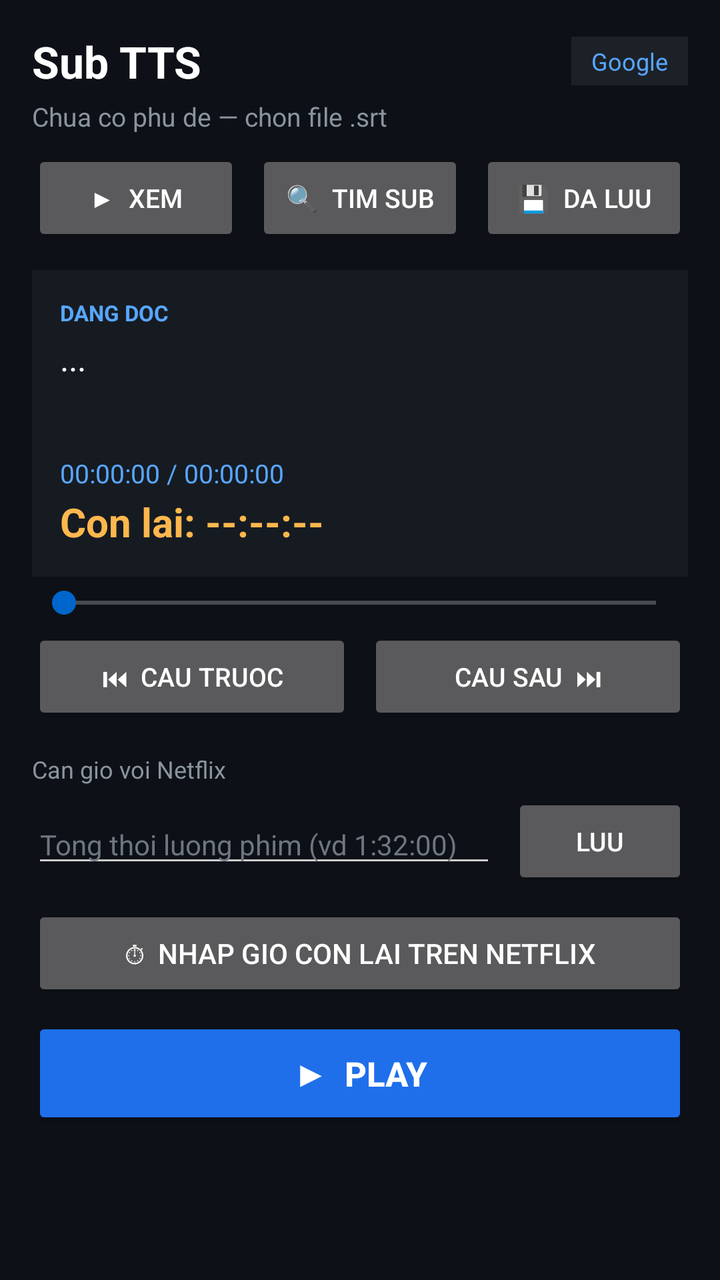
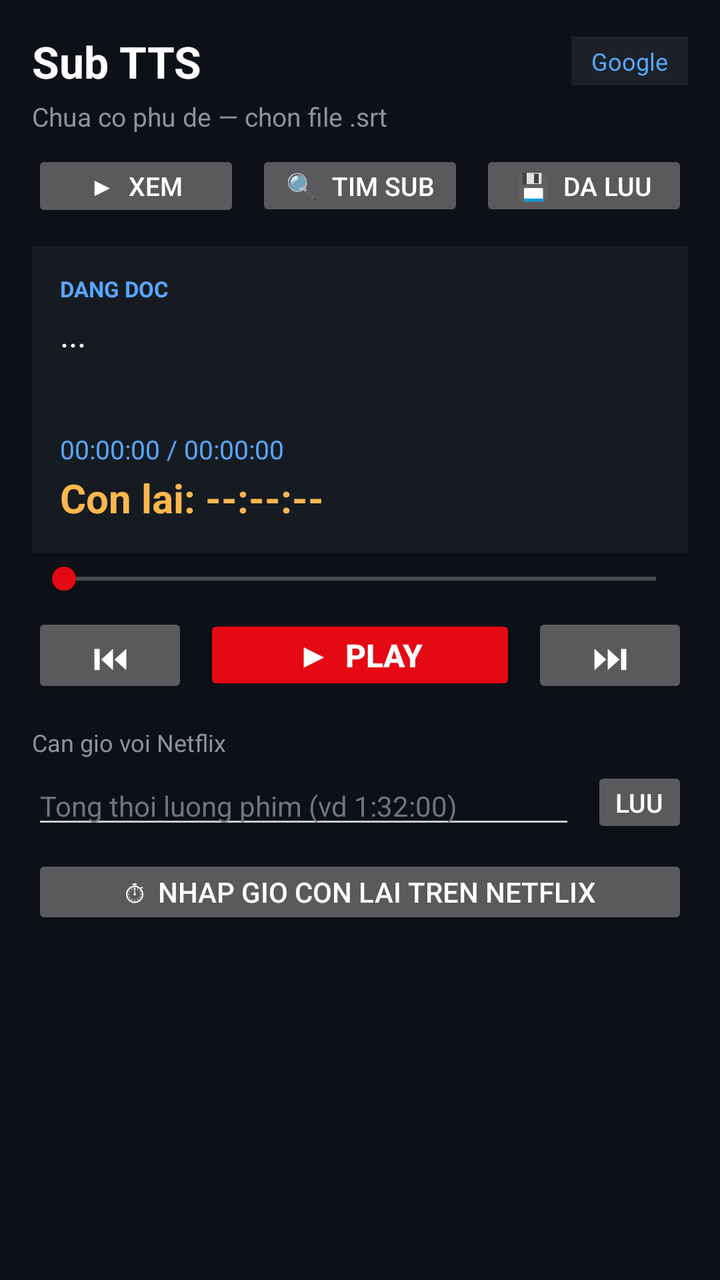

Before-and-after screenshots of an Android layout around one commit, followed by the original layout XML and the change that was made.
<!-- AndroidManifest.xml: application theme Theme.WebTTS -->
<!-- res/layout/activity_main.xml -->
<?xml version="1.0" encoding="utf-8"?>
<ScrollView xmlns:android="http://schemas.android.com/apk/res/android"
    android:layout_width="match_parent"
    android:layout_height="match_parent"
    android:background="#0D1117"
    android:fillViewport="true">

    <LinearLayout
        android:layout_width="match_parent"
        android:layout_height="wrap_content"
        android:orientation="vertical"
        android:padding="16dp">

        
        <LinearLayout
            android:layout_width="match_parent"
            android:layout_height="wrap_content"
            android:gravity="center_vertical"
            android:orientation="horizontal">

            <TextView
                android:layout_width="0dp"
                android:layout_height="wrap_content"
                android:layout_weight="1"
                android:text="Sub TTS"
                android:textColor="#FFFFFF"
                android:textSize="22sp"
                android:textStyle="bold" />

            <TextView
                android:id="@+id/tvVoiceBadge"
                android:layout_width="wrap_content"
                android:layout_height="wrap_content"
                android:background="#1C2128"
                android:paddingLeft="10dp"
                android:paddingRight="10dp"
                android:paddingTop="4dp"
                android:paddingBottom="4dp"
                android:text="Google"
                android:textColor="#58A6FF"
                android:textSize="12sp" />
        </LinearLayout>

        <TextView
            android:id="@+id/tvStatus"
            android:layout_width="wrap_content"
            android:layout_height="wrap_content"
            android:layout_marginTop="4dp"
            android:text="Chua co phu de — chon file .srt"
            android:textColor="#8B949E"
            android:textSize="13sp" />

        
        <LinearLayout
            android:layout_width="match_parent"
            android:layout_height="wrap_content"
            android:layout_marginTop="8dp"
            android:orientation="horizontal">

            <Button
                android:id="@+id/btnTabWatch"
                android:layout_width="0dp"
                android:layout_height="wrap_content"
                android:layout_weight="1"
                android:text="▶  Xem"
                android:textSize="13sp" />

            <Button
                android:id="@+id/btnTabSearch"
                android:layout_width="0dp"
                android:layout_height="wrap_content"
                android:layout_marginStart="8dp"
                android:layout_weight="1"
                android:text="🔍  Tim sub"
                android:textSize="13sp" />

            <Button
                android:id="@+id/btnTabSaved"
                android:layout_width="0dp"
                android:layout_height="wrap_content"
                android:layout_marginStart="8dp"
                android:layout_weight="1"
                android:text="💾  Da luu"
                android:textSize="13sp" />
        </LinearLayout>

        
        <LinearLayout
            android:id="@+id/paneWatch"
            android:layout_width="match_parent"
            android:layout_height="wrap_content"
            android:orientation="vertical">

        
        <LinearLayout
            android:layout_width="match_parent"
            android:layout_height="wrap_content"
            android:layout_marginTop="12dp"
            android:background="#161B22"
            android:orientation="vertical"
            android:padding="14dp">

            <TextView
                android:layout_width="wrap_content"
                android:layout_height="wrap_content"
                android:text="DANG DOC"
                android:textColor="#58A6FF"
                android:textSize="11sp"
                android:textStyle="bold" />

            <TextView
                android:id="@+id/tvCue"
                android:layout_width="match_parent"
                android:layout_height="wrap_content"
                android:layout_marginTop="4dp"
                android:minHeight="56dp"
                android:maxLines="4"
                android:ellipsize="end"
                android:text="..."
                android:textColor="#FFFFFF"
                android:textSize="17sp" />

            <TextView
                android:id="@+id/tvTime"
                android:layout_width="wrap_content"
                android:layout_height="wrap_content"
                android:layout_marginTop="4dp"
                android:text="00:00:00 / 00:00:00"
                android:textColor="#58A6FF"
                android:textSize="13sp" />

            <TextView
                android:id="@+id/tvRemain"
                android:layout_width="wrap_content"
                android:layout_height="wrap_content"
                android:layout_marginTop="2dp"
                android:text="Con lai: --:--:--"
                android:textColor="#FFB74D"
                android:textSize="20sp"
                android:textStyle="bold" />
        </LinearLayout>

        <SeekBar
            android:id="@+id/seekPos"
            android:layout_width="match_parent"
            android:layout_height="wrap_content"
            android:layout_marginTop="4dp"
            android:max="1000" />

        
        <LinearLayout
            android:layout_width="match_parent"
            android:layout_height="wrap_content"
            android:layout_marginTop="4dp"
            android:orientation="horizontal">

            <Button
                android:id="@+id/btnPrevCue"
                android:layout_width="0dp"
                android:layout_height="wrap_content"
                android:layout_weight="1"
                android:text="⏮  Cau truoc"
                android:textSize="13sp" />

            <Button
                android:id="@+id/btnNextCue"
                android:layout_width="0dp"
                android:layout_height="wrap_content"
                android:layout_marginStart="8dp"
                android:layout_weight="1"
                android:text="Cau sau  ⏭"
                android:textSize="13sp" />
        </LinearLayout>

        
        <TextView
            android:layout_width="wrap_content"
            android:layout_height="wrap_content"
            android:layout_marginTop="14dp"
            android:text="Can gio voi Netflix"
            android:textColor="#8B949E"
            android:textSize="12sp" />

        <LinearLayout
            android:layout_width="match_parent"
            android:layout_height="wrap_content"
            android:layout_marginTop="4dp"
            android:gravity="center_vertical"
            android:orientation="horizontal">

            <EditText
                android:id="@+id/etTotalLen"
                android:layout_width="0dp"
                android:layout_height="wrap_content"
                android:layout_weight="1"
                android:hint="Tong thoi luong phim (vd 1:32:00)"
                android:inputType="text"
                android:textColor="#FFFFFF"
                android:textColorHint="#6E7681"
                android:textSize="14sp" />

            <Button
                android:id="@+id/btnSetTotal"
                android:layout_width="wrap_content"
                android:layout_height="wrap_content"
                android:layout_marginStart="8dp"
                android:text="Luu"
                android:textSize="13sp" />
        </LinearLayout>

        <Button
            android:id="@+id/btnJumpRemain"
            android:layout_width="match_parent"
            android:layout_height="wrap_content"
            android:layout_marginTop="8dp"
            android:text="⏱  Nhap gio con lai tren Netflix"
            android:textSize="14sp" />

        
        <Button
            android:id="@+id/btnPlayPause"
            android:layout_width="match_parent"
            android:layout_height="56dp"
            android:layout_marginTop="8dp"
            android:backgroundTint="#1F6FEB"
            android:text="▶  Play"
            android:textSize="17sp"
            android:textStyle="bold" />

        </LinearLayout>

        
        <LinearLayout
            android:id="@+id/paneSearch"
            android:layout_width="match_parent"
            android:layout_height="wrap_content"
            android:orientation="vertical"
            android:visibility="gone">

        
        <Button
            android:id="@+id/btnPickSrt"
            android:layout_width="match_parent"
            android:layout_height="wrap_content"
            android:layout_marginTop="8dp"
            android:text="📁  Chon file phu de (.srt)"
            android:textSize="14sp" />

        
        <LinearLayout
            android:layout_width="match_parent"
            android:layout_height="wrap_content"
            android:layout_marginTop="8dp"
            android:orientation="horizontal">

            <Button
                android:id="@+id/btnSubSearch"
                android:layout_width="0dp"
                android:layout_height="wrap_content"
                android:layout_weight="1"
                android:text="🔍  Tim sub online"
                android:textSize="13sp" />

            <Button
                android:id="@+id/btnSubSettings"
                android:layout_width="0dp"
                android:layout_height="wrap_content"
                android:layout_marginStart="8dp"
                android:layout_weight="1"
                android:text="🔑  Key sub"
                android:textSize="13sp" />
        </LinearLayout>

        
        <LinearLayout
            android:layout_width="match_parent"
            android:layout_height="wrap_content"
            android:layout_marginTop="8dp"
            android:orientation="horizontal">

            <Button
                android:id="@+id/btnBackup"
                android:layout_width="0dp"
                android:layout_height="wrap_content"
                android:layout_weight="1"
                android:text="💾  Sao luu"
                android:textSize="13sp" />

            <Button
                android:id="@+id/btnRestore"
                android:layout_width="0dp"
                android:layout_height="wrap_content"
                android:layout_marginStart="8dp"
                android:layout_weight="1"
                android:text="📥  Khoi phuc"
                android:textSize="13sp" />
        </LinearLayout>

        </LinearLayout>

        
        <LinearLayout
            android:id="@+id/paneSaved"
            android:layout_width="match_parent"
            android:layout_height="wrap_content"
            android:orientation="vertical"
            android:visibility="gone">

            <Button
                android:id="@+id/btnClearSavedSubs"
                android:layout_width="match_parent"
                android:layout_height="wrap_content"
                android:layout_marginTop="8dp"
                android:text="🗑  Xoa tat ca sub da luu"
                android:textSize="13sp" />

            <LinearLayout
                android:id="@+id/llSavedList"
                android:layout_width="match_parent"
                android:layout_height="wrap_content"
                android:layout_marginTop="8dp"
                android:orientation="vertical" />
        </LinearLayout>

        
        <LinearLayout
            android:id="@+id/paneSetup"
            android:layout_width="match_parent"
            android:layout_height="wrap_content"
            android:orientation="vertical"
            android:visibility="gone">

        

        
        <Button
            android:id="@+id/btnSleep"
            android:layout_width="match_parent"
            android:layout_height="wrap_content"
            android:layout_marginTop="8dp"
            android:text="⏾  Hen gio tat: Tat"
            android:textSize="14sp" />

        
        <TextView
            android:layout_width="wrap_content"
            android:layout_height="wrap_content"
            android:layout_marginTop="14dp"
            android:text="Giong doc"
            android:textColor="#8B949E"
            android:textSize="12sp" />

        <LinearLayout
            android:layout_width="match_parent"
            android:layout_height="wrap_content"
            android:layout_marginTop="4dp"
            android:orientation="horizontal">

            <Button
                android:id="@+id/btnVoiceGoogle"
                android:layout_width="0dp"
                android:layout_height="wrap_content"
                android:layout_weight="1"
                android:text="Google\n(offline)"
                android:textSize="13sp" />

            <Button
                android:id="@+id/btnVoiceHoaiMy"
                android:layout_width="0dp"
                android:layout_height="wrap_content"
                android:layout_marginStart="8dp"
                android:layout_weight="1"
                android:text="HoaiMy\n(online)"
                android:textSize="13sp" />

            <Button
                android:id="@+id/btnVoiceNamMinh"
                android:layout_width="0dp"
                android:layout_height="wrap_content"
                android:layout_marginStart="8dp"
                android:layout_weight="1"
                android:text="NamMinh\n(online)"
                android:textSize="13sp" />
        </LinearLayout>

        
        <TextView
            android:layout_width="wrap_content"
            android:layout_height="wrap_content"
            android:layout_marginTop="14dp"
            android:text="Toc do doc"
            android:textColor="#8B949E"
            android:textSize="12sp" />

        <LinearLayout
            android:layout_width="match_parent"
            android:layout_height="wrap_content"
            android:gravity="center_vertical"
            android:orientation="horizontal">

            <SeekBar
                android:id="@+id/seekRate"
                android:layout_width="0dp"
                android:layout_height="wrap_content"
                android:layout_weight="1"
                android:max="200"
                android:progress="50" />

            <TextView
                android:id="@+id/tvRate"
                android:layout_width="wrap_content"
                android:layout_height="wrap_content"
                android:layout_marginStart="8dp"
                android:text="1.0x"
                android:textColor="#FFFFFF"
                android:textSize="14sp"
                android:textStyle="bold" />
        </LinearLayout>

        
        <TextView
            android:layout_width="wrap_content"
            android:layout_height="wrap_content"
            android:layout_marginTop="10dp"
            android:text="Am luong giong doc"
            android:textColor="#8B949E"
            android:textSize="12sp" />

        <LinearLayout
            android:layout_width="match_parent"
            android:layout_height="wrap_content"
            android:gravity="center_vertical"
            android:orientation="horizontal">

            <SeekBar
                android:id="@+id/seekTtsVol"
                android:layout_width="0dp"
                android:layout_height="wrap_content"
                android:layout_weight="1"
                android:max="100"
                android:progress="100" />

            <TextView
                android:id="@+id/tvTtsVol"
                android:layout_width="wrap_content"
                android:layout_height="wrap_content"
                android:layout_marginStart="8dp"
                android:text="100%"
                android:textColor="#FFFFFF"
                android:textSize="14sp"
                android:textStyle="bold" />
        </LinearLayout>

        
        <TextView
            android:layout_width="wrap_content"
            android:layout_height="wrap_content"
            android:layout_marginTop="10dp"
            android:text="Co chu cau dang doc"
            android:textColor="#8B949E"
            android:textSize="12sp" />

        <LinearLayout
            android:layout_width="match_parent"
            android:layout_height="wrap_content"
            android:gravity="center_vertical"
            android:orientation="horizontal">

            <SeekBar
                android:id="@+id/seekCueSize"
                android:layout_width="0dp"
                android:layout_height="wrap_content"
                android:layout_weight="1"
                android:max="18"
                android:progress="5" />

            <TextView
                android:id="@+id/tvCueSize"
                android:layout_width="wrap_content"
                android:layout_height="wrap_content"
                android:layout_marginStart="8dp"
                android:text="17"
                android:textColor="#FFFFFF"
                android:textSize="14sp"
                android:textStyle="bold" />
        </LinearLayout>

        
        <LinearLayout
            android:layout_width="match_parent"
            android:layout_height="wrap_content"
            android:layout_marginTop="14dp"
            android:orientation="horizontal">

            <Button
                android:id="@+id/btnFloat"
                android:layout_width="0dp"
                android:layout_height="wrap_content"
                android:layout_weight="1"
                android:text="🫧  Nut noi"
                android:textSize="13sp" />

            <Button
                android:id="@+id/btnClearCache"
                android:layout_width="0dp"
                android:layout_height="wrap_content"
                android:layout_marginStart="8dp"
                android:layout_weight="1"
                android:text="Xoa cache"
                android:textSize="13sp" />
        </LinearLayout>

        
        <Button
            android:id="@+id/btnExit"
            android:layout_width="match_parent"
            android:layout_height="wrap_content"
            android:layout_marginTop="8dp"
            android:backgroundTint="#A40E26"
            android:text="⏻  Thoat app (tat chay nen)"
            android:textSize="14sp"
            android:textStyle="bold" />

        <TextView
            android:layout_width="match_parent"
            android:layout_height="wrap_content"
            android:layout_marginTop="12dp"
            android:text="Cach dung: chon .srt → Play → thoat sang app Netflix xem. Dieu khien nhanh bang nut noi mo 30% tren man hinh Netflix."
            android:textColor="#6E7681"
            android:textSize="12sp" />

        </LinearLayout>

    </LinearLayout>
</ScrollView>
<!-- resources referenced by this layout -->
<resources>
  <style name="Theme.WebTTS" parent="Theme.AppCompat.NoActionBar">
          <item name="colorPrimary">#0066CC</item>
          <item name="colorPrimaryDark">#004C99</item>
          <item name="colorAccent">#0066CC</item>
          <item name="android:windowBackground">#111111</item>
          <item name="android:textColorPrimary">#FFFFFF</item>
          <item name="android:textColorSecondary">#CCCCCC</item>
          <item name="alertDialogTheme">@style/Theme.WebTTS.Dialog</item>
      </style>
  <style name="Theme.WebTTS.Dialog" parent="Theme.AppCompat.Dialog.Alert">
          <item name="colorPrimary">#0066CC</item>
          <item name="colorAccent">#0066CC</item>
          <item name="android:windowBackground">#222222</item>
          <item name="android:textColorPrimary">#FFFFFF</item>
          <item name="android:textColorSecondary">#CCCCCC</item>
      </style>
</resources>

<!-- the commit's change to res/layout/activity_main.xml (unified diff, before → after) -->
@@ -151,7 +151,8 @@
         <LinearLayout
             android:layout_width="match_parent"
             android:layout_height="wrap_content"
-            android:layout_marginTop="4dp"
+            android:layout_marginTop="8dp"
+            android:gravity="center_vertical"
             android:orientation="horizontal">
 
             <Button
@@ -159,8 +160,17 @@
                 android:layout_width="0dp"
                 android:layout_height="wrap_content"
                 android:layout_weight="1"
-                android:text="⏮  Cau truoc"
-                android:textSize="13sp" />
+                android:text="⏮"
+                android:textSize="18sp" />
+
+            <Button
+                android:id="@+id/btnPlayPause"
+                style="@style/Widget.SubTTS.Button.Primary"
+                android:layout_width="0dp"
+                android:layout_height="wrap_content"
+                android:layout_marginStart="8dp"
+                android:layout_weight="2"
+                android:text="▶  Play" />
 
             <Button
                 android:id="@+id/btnNextCue"
@@ -168,8 +178,8 @@
                 android:layout_height="wrap_content"
                 android:layout_marginStart="8dp"
                 android:layout_weight="1"
-                android:text="Cau sau  ⏭"
-                android:textSize="13sp" />
+                android:text="⏭"
+                android:textSize="18sp" />
         </LinearLayout>
 
         
@@ -216,17 +226,6 @@
             android:text="⏱  Nhap gio con lai tren Netflix"
             android:textSize="14sp" />
 
-        
-        <Button
-            android:id="@+id/btnPlayPause"
-            android:layout_width="match_parent"
-            android:layout_height="56dp"
-            android:layout_marginTop="8dp"
-            android:backgroundTint="#1F6FEB"
-            android:text="▶  Play"
-            android:textSize="17sp"
-            android:textStyle="bold" />
-
         </LinearLayout>
 
         
<!-- resource entries referenced after the edit -->
@@ -1,20 +1,37 @@
 <!-- resources referenced by this layout -->
 <resources>
+  <style name="Widget.SubTTS.Button.Primary" parent="Widget.SubTTS.Button">
+          <item name="android:backgroundTint">#E50914</item>
+          <item name="android:textSize">16sp</item>
+          <item name="android:textStyle">bold</item>
+      </style>
   <style name="Theme.WebTTS" parent="Theme.AppCompat.NoActionBar">
-          <item name="colorPrimary">#0066CC</item>
-          <item name="colorPrimaryDark">#004C99</item>
-          <item name="colorAccent">#0066CC</item>
+          <item name="colorPrimary">#E50914</item>
+          <item name="colorPrimaryDark">#B20710</item>
+          <item name="colorAccent">#E50914</item>
           <item name="android:windowBackground">#111111</item>
           <item name="android:textColorPrimary">#FFFFFF</item>
           <item name="android:textColorSecondary">#CCCCCC</item>
           <item name="alertDialogTheme">@style/Theme.WebTTS.Dialog</item>
+          
+          <item name="buttonStyle">@style/Widget.SubTTS.Button</item>
+      </style>
+  <style name="Widget.SubTTS.Button" parent="Widget.AppCompat.Button">
+          <item name="android:minHeight">0dp</item>
+          <item name="android:minWidth">0dp</item>
+          <item name="android:paddingTop">9dp</item>
+          <item name="android:paddingBottom">9dp</item>
+          <item name="android:paddingLeft">12dp</item>
+          <item name="android:paddingRight">12dp</item>
+          <item name="android:textSize">12sp</item>
       </style>
   <style name="Theme.WebTTS.Dialog" parent="Theme.AppCompat.Dialog.Alert">
-          <item name="colorPrimary">#0066CC</item>
-          <item name="colorAccent">#0066CC</item>
+          <item name="colorPrimary">#E50914</item>
+          <item name="colorAccent">#E50914</item>
           <item name="android:windowBackground">#222222</item>
           <item name="android:textColorPrimary">#FFFFFF</item>
           <item name="android:textColorSecondary">#CCCCCC</item>
+          <item name="buttonStyle">@style/Widget.SubTTS.Button</item>
       </style>
 </resources>
 
